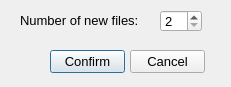
Above: source/splitfiledialog.ui from NikolaJov96/DivXConverter before the change. Below: the same form after it.
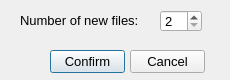
That is the form after the change.

Patch:
```diff
--- a/source/splitfiledialog.ui
+++ b/source/splitfiledialog.ui
@@ -6,10 +6,22 @@
    <rect>
     <x>0</x>
     <y>0</y>
-    <width>231</width>
-    <height>87</height>
+    <width>230</width>
+    <height>80</height>
    </rect>
   </property>
+  <property name="minimumSize">
+   <size>
+    <width>230</width>
+    <height>80</height>
+   </size>
+  </property>
+  <property name="maximumSize">
+   <size>
+    <width>230</width>
+    <height>80</height>
+   </size>
+  </property>
   <property name="font">
    <font>
     <pointsize>10</pointsize>
```
